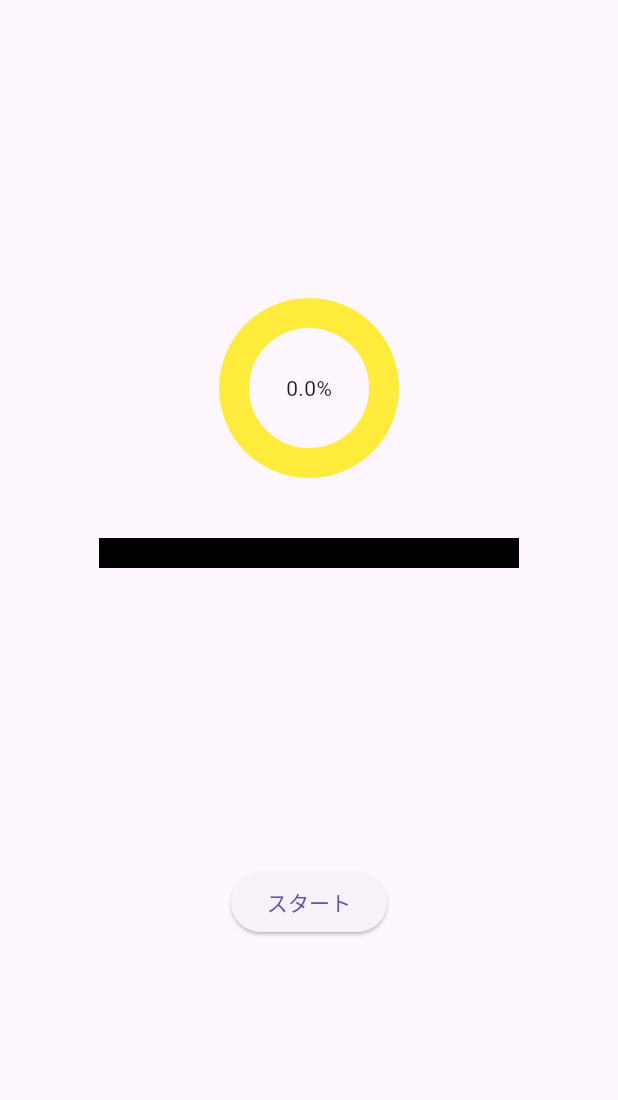
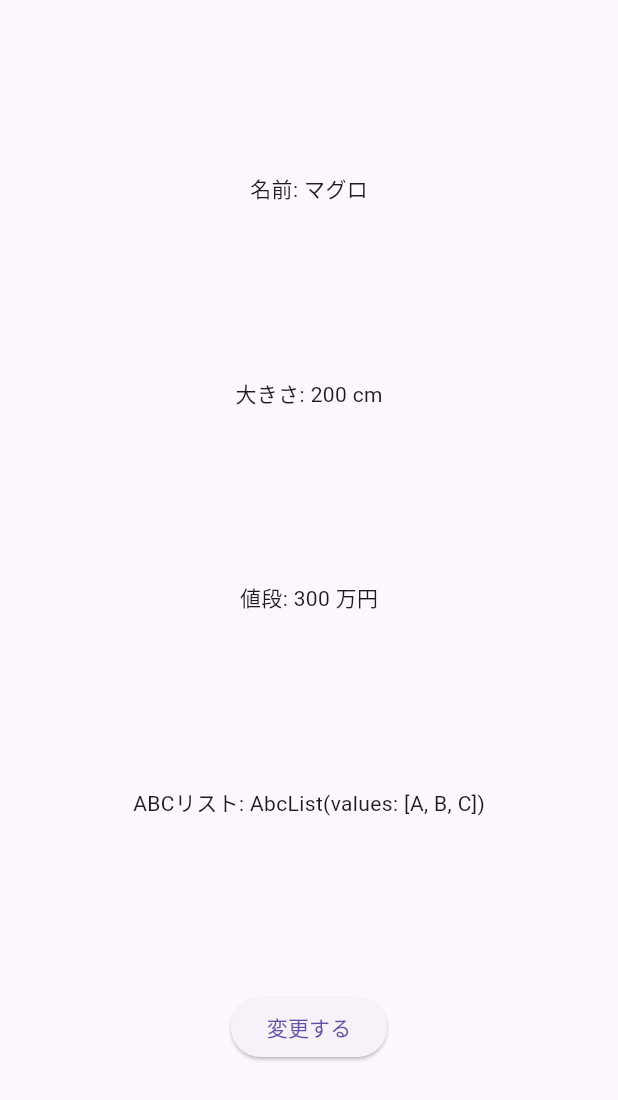
Before and after one commit to f04k04369/flutter-practice_02, a Flutter app: the screen it shows after launch, on a phone screen of 412 x 824 dp. Shown: the top 1100 px of the screen. Run offline on Flutter 3.47's test engine with Material 3 defaults, Android fonts, the light colour scheme and no system bars; drawn by our look-alikes of percent_indicator; our stand-ins replace flutter_riverpod, freezed_annotation.

Commit message:
#17 freezedについて

```diff
--- /dev/null
+++ b/project/lib/abc_list.dart
@@ -0,0 +1,9 @@
+import 'package:freezed_annotation/freezed_annotation.dart';
+part 'abc_list.freezed.dart';
+
+// ABC を並べたリスト
+
+@freezed
+abstract class AbcList with _$AbcList {
+  factory AbcList(List<String> values) = _AbcList;
+}
--- /dev/null
+++ b/project/lib/fish.dart
@@ -0,0 +1,12 @@
+import 'package:freezed_annotation/freezed_annotation.dart';
+
+part 'fish.freezed.dart';
+
+@freezed
+class Fish with _$Fish {
+  const factory Fish({
+    required String name,
+    required int size,
+    required int price,
+  }) = _Fish;
+}
--- a/project/lib/main.dart
+++ b/project/lib/main.dart
@@ -1,110 +1,120 @@
 import 'package:flutter/material.dart';
 import 'package:flutter_riverpod/flutter_riverpod.dart';
-import 'package:percent_indicator/flutter_percent_indicator.dart';
+import 'package:project/abc_list.dart';
 
+// 自分が作った fish.dart ファイルを読み込む
+import 'package:project/fish.dart';
 
-// アプリ全体
-main() {
-  // アプリ
-  const app = MaterialApp(
-    debugShowCheckedModeBanner: false,
-    home: Root(),
-  );
+// 自分が作った abc_list.dart ファイルを読み込む
+
+// メイン関数
+void main() {
+  const app = MaterialApp(home: Home());
   const scope = ProviderScope(child: app);
-
   runApp(scope);
 }
 
-// どのくらい進んだかを表す　パーセント
-final percentProvider = StateProvider(
-  (ref) {
-// 最初はどれも選ばれていないのでnull
-    return 0.00;
-  },
-);
+// 魚データの状態管理
+final fishProvider = StateProvider((ref) {
+  return const Fish(
+    name: 'マグロ',
+    size: 200,
+    price: 300,
+  );
+});
 
+// ABCリストの状態管理
+final abcListProvider = StateProvider((ref) {
+  return AbcList([
+    'A',
+    'B',
+    'C',
+  ]);
+});
 
-// 画面全体を定義
-class Root extends ConsumerWidget {
-  const Root({super.key});
+// ホーム画面
+class Home extends ConsumerWidget {
+  const Home({super.key});
 
   @override
-  Widget build(BuildContext context, WidgetRef ref)  {
+  Widget build(BuildContext context, WidgetRef ref) {
+    // 魚データ
+    final fish = ref.watch(fishProvider);
+    // ABCリスト
+    final abcList = ref.watch(abcListProvider);
 
-    // パーセント
-    final percent = ref.watch(percentProvider);
-
-    // 丸形のインジケーター
-    final circular = CircularPercentIndicator(
-      percent: percent,
-      backgroundColor: Colors.yellow,
-      progressColor: Colors.green,
-      radius: 60,
-      lineWidth: 20,
-      center: Text('${percent * 100}%'),
-      animation: true,
-      animationDuration: 200,
-      animateFromLastPercent: true,
+    // 名前テキスト
+    final nameText = Text(
+      '名前: ${fish.name}',
     );
 
-    // 棒型のインジケーター
-    final linear = LinearPercentIndicator(
-      percent: percent,
-      backgroundColor: Colors.black,
-      progressColor: Colors.amber,
-      alignment: MainAxisAlignment.center,
-      lineHeight: 20,
-      width: 300,
-      animation: true,
-      animationDuration: 200,
-      animateFromLastPercent: true,
-
+    // 大きさテキスト
+    final sizeText = Text(
+      '大きさ: ${fish.size} cm',
     );
 
-    final col  = Column(
+    // 値段テキスト
+    final priceText = Text(
+      '値段: ${fish.price} 万円',
+    );
+
+    // ABCリストテキスト
+    final abcListText = Text(
+      'ABCリスト: $abcList',
+    );
+
+    // ボタン
+    final button = ElevatedButton(
+      onPressed: () => onPressed(ref),
+      child: const Text('変更する'),
+    );
+
+    // 縦に並べるカラム
+    final column = Column(
       mainAxisAlignment: MainAxisAlignment.spaceEvenly,
-      spacing: 40,
       children: [
-        circular,
-        linear,
+        nameText,
+        sizeText,
+        priceText,
+        abcListText,
+        button,
       ],
     );
 
-    // ボタンを押したときの関数
-    void onPressed(WidgetRef ref) async{
-      // 1秒間待つ
-      await Future.delayed(const Duration(seconds: 1));
-      ref.read(percentProvider.notifier).state = 0.20;
-      // １秒待つ
-      await Future.delayed(const Duration(seconds: 1));
-      ref.read(percentProvider.notifier).state = 0.40;
-      // 1秒間待つ
-      await Future.delayed(const Duration(seconds: 1));
-      ref.read(percentProvider.notifier).state = 0.60;
-      // １秒待つ
-      await Future.delayed(const Duration(seconds: 1));
-      ref.read(percentProvider.notifier).state = 0.80;
-      // １秒待つ
-      await Future.delayed(const Duration(seconds: 1));
-      ref.read(percentProvider.notifier).state = 1.00;
-    }
-
-    // 画面を返す
+    // 画面の真ん中にカラムを置く
     return Scaffold(
       body: Center(
-        child: Column(
-          mainAxisAlignment: MainAxisAlignment.spaceEvenly,
-          children: [
-            col,
-            ElevatedButton(
-              onPressed: () => {
-                onPressed(ref),
-              },
-              child: const Text('スタート'),
-            ),
-          ],
-        ),
+        child: column,
       ),
     );
   }
+
+  // ボタンを押したときの関数
+  void onPressed(WidgetRef ref) {
+    // 今画面に出ている魚
+    final fish = ref.read(fishProvider);
+
+    // 入れ物ごと変えた 新しい魚
+    final newFish = fish.copyWith(
+      // 値段は 500 にする
+      price: 300,
+    );
+
+    // 画面を変更する
+    ref.read(fishProvider.notifier).state = newFish;
+
+    // --- --- --- ---
+
+    // 今画面に出ているABCリスト
+    final abcList = ref.read(abcListProvider);
+
+    // 入れ物ごと変えた 新しいABCリスト
+    final newAbcList = abcList.copyWith(
+      // D を追加する
+      values: abcList.values + ['D'],
+    );
+
+    // 画面を変更する
+    ref.read(abcListProvider.notifier).state = newAbcList;
+  }
 }
--- a/project/pubspec.yaml
+++ b/project/pubspec.yaml
@@ -8,6 +8,7 @@ environment:
   sdk: ^3.7.2
 
 dependencies:
+  freezed_annotation: ^2.4.1
   percent_indicator:
   go_router:
   flutter_riverpod:
@@ -17,6 +18,8 @@ dependencies:
   cupertino_icons: ^1.0.8
 
 dev_dependencies:
+  freezed: ^2.4.5
+  build_runner: ^2.4.7
   flutter_test:
     sdk: flutter
 
```
Also changed, not shown: project/lib/abc_list.freezed.dart (added), project/lib/fish.freezed.dart (added), project/pubspec.lock.
